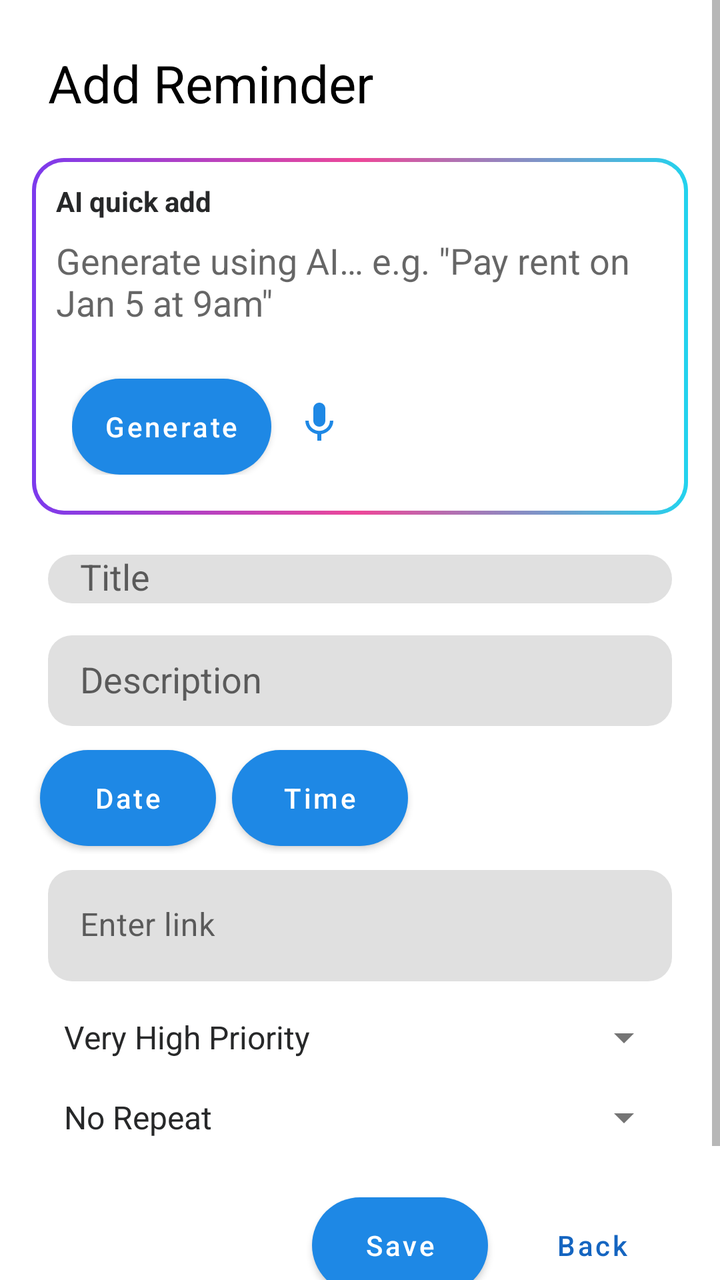
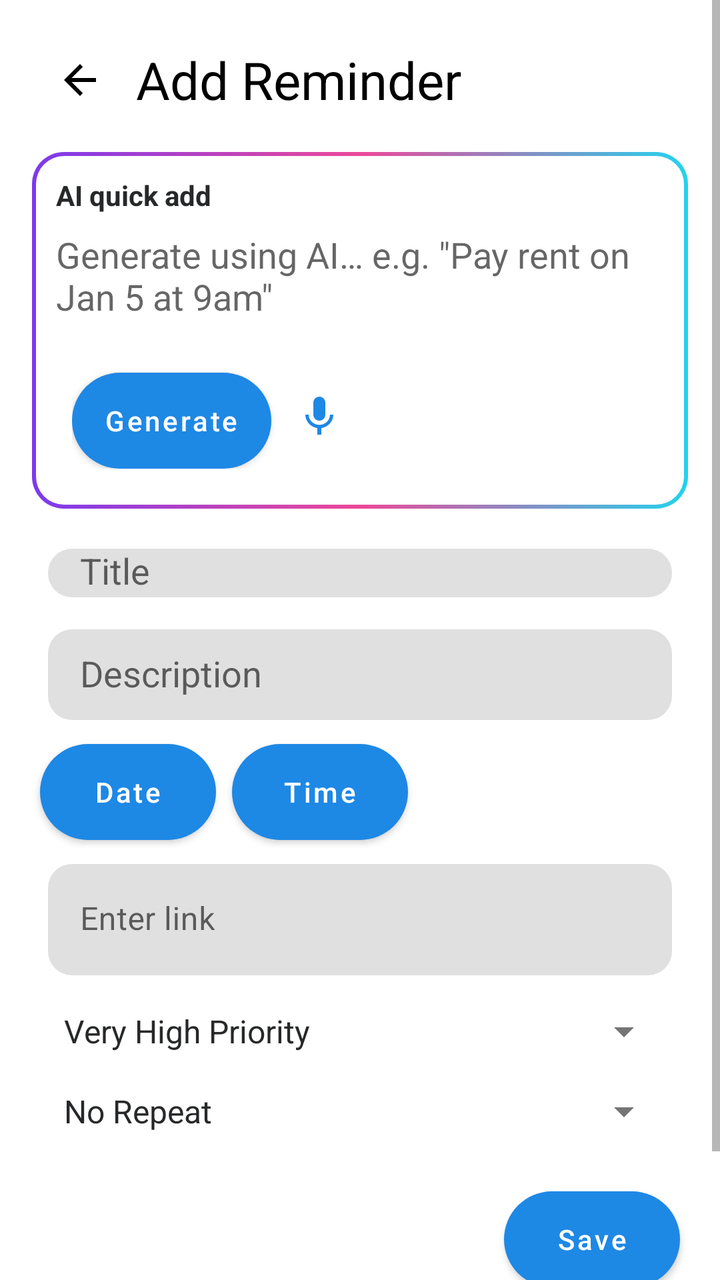

Screens rendered from an Android XML layout before and after an edit, with the pre-edit source and the edit as a unified diff.
<!-- AndroidManifest.xml: application theme Theme.Nudge -->
<!-- res/layout/fragment_reminder.xml -->
<LinearLayout xmlns:android="http://schemas.android.com/apk/res/android"
    android:layout_width="match_parent"
    android:layout_height="match_parent"
    xmlns:app="http://schemas.android.com/apk/res-auto"
    android:orientation="vertical">

    <com.google.android.material.progressindicator.LinearProgressIndicator
        android:id="@+id/topLoading"
        android:layout_width="match_parent"
        android:layout_height="4dp"
        android:indeterminate="true"
        android:visibility="gone" />

    <ScrollView
        android:layout_width="match_parent"
        android:layout_height="match_parent"
        android:fillViewport="true">

        <LinearLayout
            android:layout_width="match_parent"
            android:layout_height="wrap_content"
            android:orientation="vertical"
            android:padding="16dp">

            <TextView
                android:id="@+id/pageTitle"
                android:layout_width="wrap_content"
                android:layout_height="wrap_content"
                android:textSize="26sp"
                android:text="Add Reminder"
                android:layout_margin="8dp"
                android:textColor="?attr/colorOnSurface"/>


            
            <LinearLayout
                android:id="@+id/aiBox"
                android:layout_width="match_parent"
                android:layout_height="wrap_content"
                android:layout_marginTop="12dp"
                android:padding="12dp"
                android:orientation="vertical"
                android:background="@drawable/bg_ai_gradient">

                <TextView
                    android:layout_width="wrap_content"
                    android:layout_height="wrap_content"
                    android:text="AI quick add"
                    android:textStyle="bold"
                    android:textColor="@color/colorTextPrimary"
                    android:textSize="14sp" />

                <EditText
                    android:id="@+id/aiInputEditText"
                    android:layout_width="match_parent"
                    android:layout_height="wrap_content"
                    android:layout_marginTop="8dp"
                    android:hint="Generate using AI… e.g. &quot;Pay rent on Jan 5 at 9am&quot;"
                    android:textColor="@android:color/white"
                    android:background="@android:color/transparent"
                    android:inputType="textCapSentences|textMultiLine"
                    android:minLines="2"
                    android:maxLines="4" />
                <LinearLayout
                    android:id="@+id/aiActionBox"
                    android:layout_width="match_parent"
                    android:layout_height="wrap_content"
                    android:layout_marginTop="8dp"
                    android:padding="8dp"
                    android:orientation="horizontal">
                    <Button
                        android:id="@+id/aiGenerateButton"
                        android:layout_width="wrap_content"
                        android:layout_height="wrap_content"
                        android:layout_marginTop="10dp"
                        android:text="Generate"
                        android:textAllCaps="false"
                        android:background="@drawable/rounded_corner"
                        android:backgroundTint="#FFFFFF" />
                    <ImageButton
                        android:id="@+id/voiceButton"
                        android:layout_width="48dp"
                        android:layout_height="48dp"
                        android:layout_marginTop="8dp"
                        android:background="?attr/selectableItemBackgroundBorderless"
                        android:contentDescription="Start recording"
                        android:src="@drawable/ic_mic"
                        app:tint="@color/mic_tint" />
                </LinearLayout>
            </LinearLayout>

            <com.google.android.material.textfield.TextInputLayout
                android:layout_width="match_parent"
                android:layout_height="wrap_content"
                android:layout_marginTop="20dp"
                android:layout_marginStart="8dp"
                android:layout_marginEnd="8dp"
                android:layout_marginBottom="8dp"
                android:hint="Title"
                style="@style/Widget.MaterialComponents.TextInputLayout.FilledBox"
                app:boxCornerRadiusTopStart="12dp"
                app:boxCornerRadiusTopEnd="12dp"
                app:boxCornerRadiusBottomStart="12dp"
                app:boxCornerRadiusBottomEnd="12dp"
                app:boxStrokeWidth="0dp"
                app:boxStrokeWidthFocused="0dp">
                <com.google.android.material.textfield.MaterialAutoCompleteTextView
                    android:id="@+id/titleEditText"
                    android:layout_width="match_parent"
                    android:layout_height="wrap_content"
                    android:paddingStart="16dp" />
            </com.google.android.material.textfield.TextInputLayout>

            <com.google.android.material.textfield.TextInputLayout
                android:layout_width="match_parent"
                android:layout_height="wrap_content"
                android:layout_margin="8dp"
                android:hint="Description"
                style="@style/Widget.MaterialComponents.TextInputLayout.FilledBox"
                app:boxCornerRadiusTopStart="12dp"
                app:boxCornerRadiusTopEnd="12dp"
                app:boxCornerRadiusBottomStart="12dp"
                app:boxCornerRadiusBottomEnd="12dp"
                app:boxStrokeWidth="0dp"
                app:boxStrokeWidthFocused="0dp">
                <com.google.android.material.textfield.MaterialAutoCompleteTextView
                    android:id="@+id/descriptionEditText"
                    android:layout_width="match_parent"
                    android:layout_height="wrap_content"
                    android:paddingStart="16dp"
                    android:inputType="textCapSentences|textMultiLine"
                    android:minLines="2" />
            </com.google.android.material.textfield.TextInputLayout>

            <LinearLayout
                android:layout_width="wrap_content"
                android:layout_height="wrap_content"
                android:orientation="horizontal"
                android:gravity="center_vertical">
                <Button
                    android:id="@+id/dateButton"
                    android:layout_width="match_parent"
                    android:layout_height="wrap_content"
                    android:background="@drawable/rounded_corner"
                    android:layout_margin="4dp"
                    android:textAllCaps="false"
                    android:text="Date" />

                <Button
                    android:id="@+id/timeButton"
                    android:layout_width="match_parent"
                    android:layout_height="wrap_content"
                    android:background="@drawable/rounded_corner"
                    android:layout_margin="4dp"
                    android:textAllCaps="false"
                    android:text="Time" />
            </LinearLayout>

            <EditText
                android:id="@+id/idEditText"
                android:layout_width="match_parent"
                android:layout_height="wrap_content"
                android:visibility="gone"
                android:layout_margin="8dp" />

            <com.google.android.material.textfield.TextInputLayout
                android:layout_width="match_parent"
                android:layout_height="wrap_content"
                android:layout_margin="8dp"
                android:hint="Enter link"
                style="@style/Widget.MaterialComponents.TextInputLayout.FilledBox"
                app:boxCornerRadiusTopStart="12dp"
                app:boxCornerRadiusTopEnd="12dp"
                app:boxCornerRadiusBottomStart="12dp"
                app:boxCornerRadiusBottomEnd="12dp"
                app:boxStrokeWidth="0dp"
                app:boxStrokeWidthFocused="0dp">
                <com.google.android.material.textfield.TextInputEditText
                    android:id="@+id/linkEditText"
                    android:paddingStart="16dp"
                    android:layout_width="match_parent"
                    android:layout_height="wrap_content"
                    android:singleLine="true"
                    android:imeOptions="actionDone"
                    android:inputType="textUri" />
            </com.google.android.material.textfield.TextInputLayout>

            <EditText
                android:id="@+id/passwordEditText"
                android:layout_width="match_parent"
                android:layout_height="wrap_content"
                android:hint="Enter key"
                android:visibility="gone"
                android:inputType="textPassword"
                android:singleLine="true"
                android:layout_margin="8dp"
                android:imeOptions="actionDone" />

            <Spinner
                android:id="@+id/prioritySpinner"
                android:layout_width="match_parent"
                android:layout_height="wrap_content"
                android:layout_margin="8dp"
                android:entries="@array/priority_array" />

            <Spinner
                android:id="@+id/repeatSpinner"
                android:layout_width="match_parent"
                android:layout_height="wrap_content"
                android:layout_margin="8dp"
                android:entries="@array/repeat_array" />

            <Spinner
                android:id="@+id/snoozeSpinner"
                android:layout_width="match_parent"
                android:layout_height="wrap_content"
                android:layout_margin="8dp"
                android:visibility="gone"
                android:entries="@array/snooze_array" />

            <LinearLayout
                android:layout_width="match_parent"
                android:layout_height="wrap_content"
                android:layout_marginTop="16dp"
                android:orientation="horizontal"
                android:gravity="end|center_vertical">
                <Button
                    android:id="@+id/saveButton"
                    android:layout_width="wrap_content"
                    android:layout_height="wrap_content"
                    android:background="@drawable/rounded_corner"
                    android:layout_margin="4dp"
                    android:textAllCaps="false"
                    android:text="Save" />

                <Button
                    android:id="@+id/goBackButton"
                    style="@style/Widget.MaterialComponents.Button.TextButton"
                    android:layout_width="wrap_content"
                    android:layout_height="wrap_content"
                    android:text="Back"
                    android:textAllCaps="false"
                    android:textColor="@color/colorPrimaryDark"
                    android:layout_margin="4dp"
                    android:layout_gravity="center" />
            </LinearLayout>

            
            <Button
                android:id="@+id/saveTemplateButton"
                style="@style/Widget.MaterialComponents.Button.TextButton"
                android:layout_width="wrap_content"
                android:layout_height="wrap_content"
                android:layout_gravity="end"
                android:layout_marginHorizontal="4dp"
                android:text="Save as Template"
                android:textAllCaps="false"
                android:textColor="@color/colorPrimaryDark" />

        </LinearLayout>
    </ScrollView>

</LinearLayout>
<!-- resources referenced by this layout -->
<resources>
  <string-array name="priority_array">
          <item>Very High Priority</item>
          <item>High Priority</item>
          <item>Medium Priority</item>
          <item>Low Priority</item>
      </string-array>
  <string-array name="repeat_array">
          <item>No Repeat</item>
          <item>Weekly</item>
          <item>Biweekly</item>
      </string-array>
  <string-array name="snooze_array">
          <item>One Reminder</item>
          <item>Two Reminders</item>
          <item>Three Reminders</item>
      </string-array>
  <color name="colorPrimaryDark">#1565C0</color>
  <color name="colorTextPrimary">#272829</color>
  <!-- drawable bg_ai_gradient (drawable) -->
  <layer-list xmlns:android="http://schemas.android.com/apk/res/android">
  
      
      <item>
          <shape android:shape="rectangle">
              <corners android:radius="16dp" />
              <gradient
                  android:type="linear"
                  android:angle="0"
                  android:startColor="#7C3AED"
                  android:centerColor="#EC4899"
                  android:endColor="#22D3EE" />
          </shape>
      </item>
  
      
      <item
          android:left="2dp"
          android:top="2dp"
          android:right="2dp"
          android:bottom="2dp">
          <shape android:shape="rectangle">
              <corners android:radius="14dp" />
              <solid android:color="?attr/colorSurface" />
          </shape>
      </item>
  
  </layer-list>
  <!-- drawable ic_mic (drawable) -->
  <vector xmlns:android="http://schemas.android.com/apk/res/android" android:height="24dp" android:tint="#FFFFFF" android:viewportHeight="24" android:viewportWidth="24" android:width="24dp">
        
      <path android:fillColor="@android:color/white" android:pathData="M12,14c1.66,0 2.99,-1.34 2.99,-3L15,5c0,-1.66 -1.34,-3 -3,-3S9,3.34 9,5v6c0,1.66 1.34,3 3,3zM17.3,11c0,3 -2.54,5.1 -5.3,5.1S6.7,14 6.7,11L5,11c0,3.41 2.72,6.23 6,6.72L11,21h2v-3.28c3.28,-0.48 6,-3.3 6,-6.72h-1.7z"/>
      
  </vector>
  <!-- drawable rounded_corner (drawable) -->
  <shape xmlns:android="http://schemas.android.com/apk/res/android">
      <solid android:color="@color/white" />
      <corners android:radius="30dp" />
  </shape>
  <style name="Theme.Nudge" parent="Theme.MaterialComponents.DayNight.NoActionBar">
          
          <item name="colorPrimary">@color/colorPrimary</item>
          <item name="colorPrimaryVariant">@color/colorPrimaryDark</item>
          <item name="colorOnPrimary">@color/white</item>
          
          <item name="colorSecondary">@color/colorAccent</item>
          <item name="colorSecondaryVariant">@color/colorAccent</item>
          <item name="colorOnSecondary">@color/black</item>
          
          <item name="android:colorBackground">@color/colorBackground</item>
          
          <item name="android:textColorPrimary">@color/colorTextPrimary</item>
          <item name="android:textColorSecondary">@color/colorTextSecondary</item>
          
          <item name="android:windowBackground">@color/colorBackground</item>
          <item name="android:statusBarColor">@color/colorTheme</item>
      </style>
  <color name="white">#FFFFFFFF</color>
  <color name="colorPrimary">#1E88E5</color>
  <color name="colorAccent">#B0B0B0</color>
  <color name="black">#FF000000</color>
  <color name="colorBackground">#FFFFFF</color>
  <color name="colorTextSecondary">#757575</color>
  <color name="colorTheme">#58CBFF</color>
</resources>

<!-- the commit's change to res/layout/fragment_reminder.xml (unified diff, before → after) -->
@@ -22,14 +22,30 @@
             android:orientation="vertical"
             android:padding="16dp">
 
-            <TextView
-                android:id="@+id/pageTitle"
-                android:layout_width="wrap_content"
-                android:layout_height="wrap_content"
-                android:textSize="26sp"
-                android:text="Add Reminder"
-                android:layout_margin="8dp"
-                android:textColor="?attr/colorOnSurface"/>
+            <LinearLayout
+                android:layout_width="match_parent"
+                android:layout_height="wrap_content"
+                android:gravity="center_vertical"
+                android:orientation="horizontal">
+
+                <ImageButton
+                    android:id="@+id/goBackButton"
+                    android:layout_width="48dp"
+                    android:layout_height="48dp"
+                    android:layout_marginEnd="4dp"
+                    android:background="?attr/selectableItemBackgroundBorderless"
+                    android:contentDescription="Back"
+                    android:src="@drawable/ic_arrow_back"
+                    app:tint="?attr/colorOnSurface" />
+
+                <TextView
+                    android:id="@+id/pageTitle"
+                    android:layout_width="wrap_content"
+                    android:layout_height="wrap_content"
+                    android:textSize="26sp"
+                    android:text="Add Reminder"
+                    android:textColor="?attr/colorOnSurface"/>
+            </LinearLayout>
 
 
             
@@ -233,16 +249,6 @@
                     android:textAllCaps="false"
                     android:text="Save" />
 
-                <Button
-                    android:id="@+id/goBackButton"
-                    style="@style/Widget.MaterialComponents.Button.TextButton"
-                    android:layout_width="wrap_content"
-                    android:layout_height="wrap_content"
-                    android:text="Back"
-                    android:textAllCaps="false"
-                    android:textColor="@color/colorPrimaryDark"
-                    android:layout_margin="4dp"
-                    android:layout_gravity="center" />
             </LinearLayout>
 
             
<!-- resource entries referenced after the edit -->
@@ -47,6 +47,14 @@
       </item>
   
   </layer-list>
+  <!-- drawable ic_arrow_back (drawable) -->
+  <?xml version="1.0" encoding="utf-8"?>
+  <vector xmlns:android="http://schemas.android.com/apk/res/android"
+      android:width="24dp" android:height="24dp" android:viewportWidth="24" android:viewportHeight="24"
+      android:autoMirrored="true">
+      <path android:fillColor="#FFFFFFFF"
+          android:pathData="M20,11H7.83l5.59,-5.59L12,4l-8,8 8,8 1.41,-1.41L7.83,13H20v-2z" />
+  </vector>
   <!-- drawable ic_mic (drawable) -->
   <vector xmlns:android="http://schemas.android.com/apk/res/android" android:height="24dp" android:tint="#FFFFFF" android:viewportHeight="24" android:viewportWidth="24" android:width="24dp">
         
